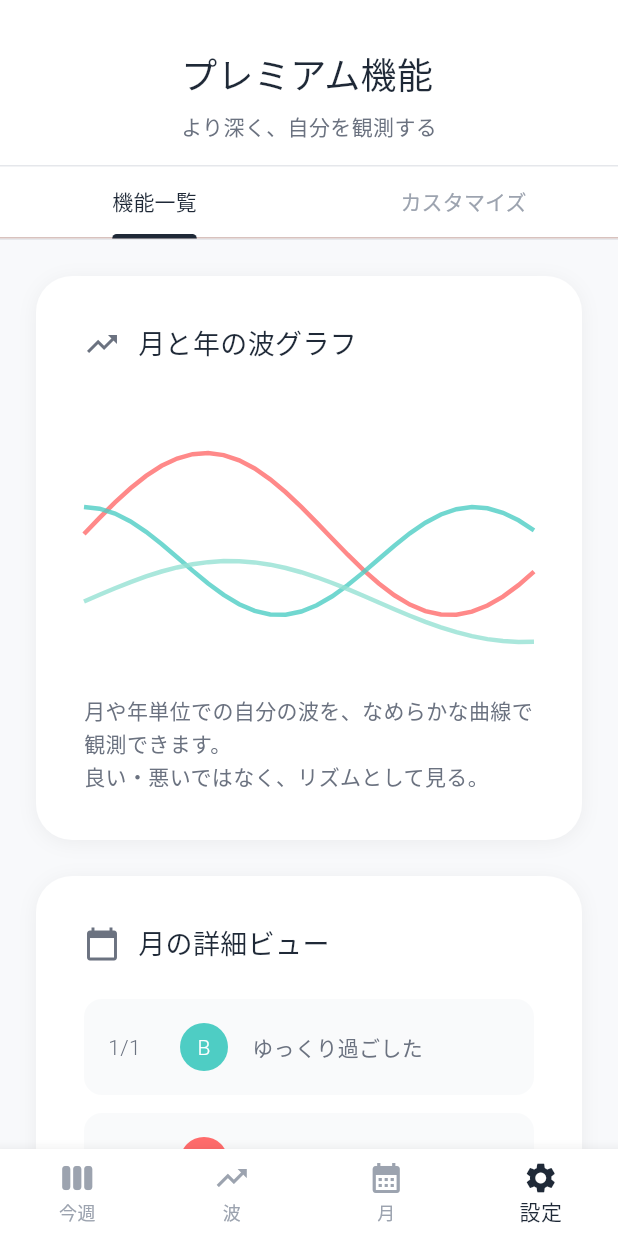
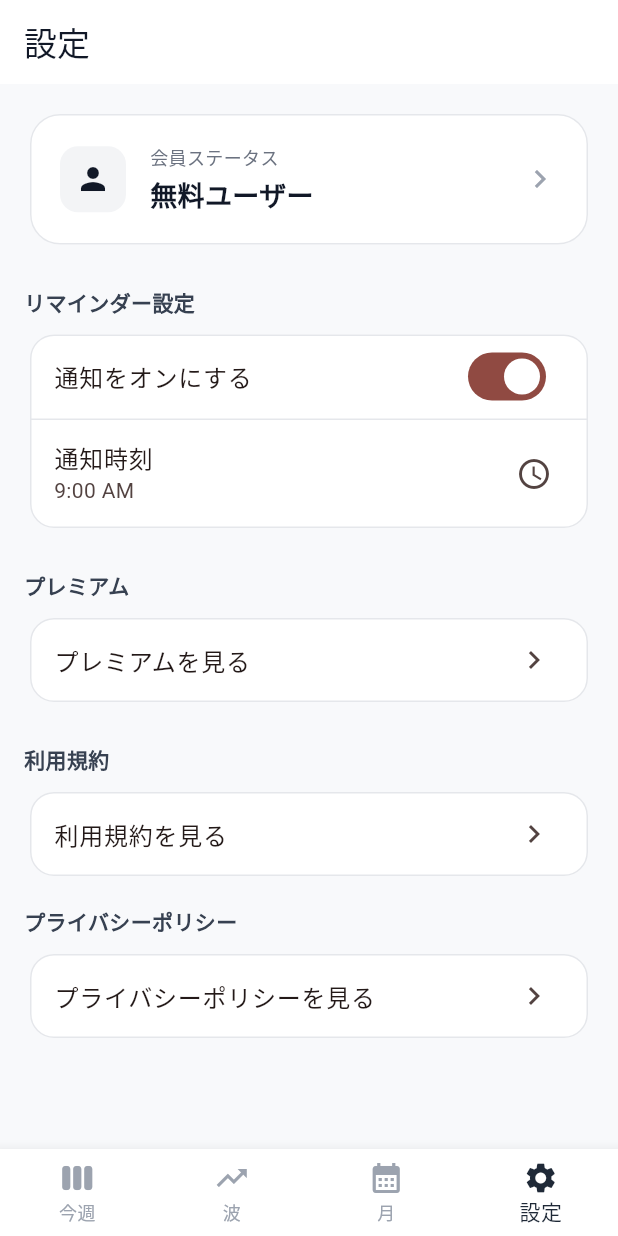
Before and after one commit to N-plus/abc-daily-check, a Flutter app: the screen it shows after launch, item 4 of the bottom bar chosen, on a phone screen of 412 x 824 dp. Run offline on Flutter 3.47's test engine with Material 3 defaults, Android fonts, the phone set to English and light mode, and no system bars; our stand-ins replace shared_preferences.

Commit message:
Add settings list screen with membership details

```diff
--- a/lib/main.dart
+++ b/lib/main.dart
@@ -4,6 +4,7 @@ import 'dart:math';
 import 'package:flutter/material.dart';
 import 'package:shared_preferences/shared_preferences.dart';
 
+import 'settings/settings_page.dart';
 import 'subscription/subscription_screen.dart';
 
 void main() {
@@ -47,7 +48,7 @@ class _BottomNavigationScaffoldState extends State<BottomNavigationScaffold> {
           WeeklyHomePage(),
           WaveScreen(),
           MonthScreen(),
-          SubscriptionScreen(),
+          SettingsPage(),
         ],
       ),
       bottomNavigationBar: BottomNavigationBar(
--- /dev/null
+++ b/lib/settings/settings_page.dart
@@ -0,0 +1,411 @@
+import 'package:flutter/material.dart';
+
+import '../subscription/subscription_screen.dart';
+
+class SettingsPage extends StatefulWidget {
+  const SettingsPage({super.key});
+
+  @override
+  State<SettingsPage> createState() => _SettingsPageState();
+}
+
+class _SettingsPageState extends State<SettingsPage> {
+  bool _isPremiumUser = false;
+  bool _reminderEnabled = true;
+  TimeOfDay _reminderTime = const TimeOfDay(hour: 9, minute: 0);
+
+  Future<void> _selectReminderTime() async {
+    final picked = await showTimePicker(
+      context: context,
+      initialTime: _reminderTime,
+    );
+    if (picked != null) {
+      setState(() {
+        _reminderTime = picked;
+      });
+    }
+  }
+
+  void _openSubscription() {
+    Navigator.of(context).push(
+      MaterialPageRoute(builder: (context) => const SubscriptionScreen()),
+    );
+  }
+
+  void _showMembershipDetails() {
+    showModalBottomSheet<void>(
+      context: context,
+      isScrollControlled: true,
+      shape: const RoundedRectangleBorder(
+        borderRadius: BorderRadius.vertical(top: Radius.circular(24)),
+      ),
+      builder: (context) {
+        return SafeArea(
+          child: Padding(
+            padding: const EdgeInsets.fromLTRB(24, 24, 24, 32),
+            child: _isPremiumUser
+                ? _PremiumDetailContent(
+                    onManagePlan: () {
+                      Navigator.of(context).pop();
+                      ScaffoldMessenger.of(context).showSnackBar(
+                        const SnackBar(content: Text('準備中です')),
+                      );
+                    },
+                  )
+                : _FreeDetailContent(
+                    onViewPremium: () {
+                      Navigator.of(context).pop();
+                      _openSubscription();
+                    },
+                  ),
+          ),
+        );
+      },
+    );
+  }
+
+  @override
+  Widget build(BuildContext context) {
+    return Scaffold(
+      appBar: AppBar(
+        title: const Text('設定'),
+        backgroundColor: Colors.white,
+        foregroundColor: const Color(0xFF111827),
+        elevation: 0,
+      ),
+      body: ListView(
+        padding: const EdgeInsets.fromLTRB(16, 16, 16, 32),
+        children: [
+          _MembershipStatusCard(
+            isPremiumUser: _isPremiumUser,
+            onTap: _showMembershipDetails,
+          ),
+          const SizedBox(height: 24),
+          const _SectionHeader(title: 'リマインダー設定'),
+          const SizedBox(height: 8),
+          Card(
+            elevation: 0,
+            color: Colors.white,
+            shape: RoundedRectangleBorder(
+              borderRadius: BorderRadius.circular(16),
+              side: const BorderSide(color: Color(0xFFE5E7EB)),
+            ),
+            child: Column(
+              children: [
+                SwitchListTile(
+                  title: const Text('通知をオンにする'),
+                  value: _reminderEnabled,
+                  onChanged: (value) {
+                    setState(() {
+                      _reminderEnabled = value;
+                    });
+                  },
+                ),
+                const Divider(height: 1, color: Color(0xFFE5E7EB)),
+                ListTile(
+                  title: const Text('通知時刻'),
+                  subtitle: Text(_reminderTime.format(context)),
+                  enabled: _reminderEnabled,
+                  trailing: const Icon(Icons.access_time),
+                  onTap: _reminderEnabled ? _selectReminderTime : null,
+                ),
+              ],
+            ),
+          ),
+          const SizedBox(height: 24),
+          const _SectionHeader(title: 'プレミアム'),
+          const SizedBox(height: 8),
+          Card(
+            elevation: 0,
+            color: Colors.white,
+            shape: RoundedRectangleBorder(
+              borderRadius: BorderRadius.circular(16),
+              side: const BorderSide(color: Color(0xFFE5E7EB)),
+            ),
+            child: ListTile(
+              title: const Text('プレミアムを見る'),
+              trailing: const Icon(Icons.chevron_right),
+              onTap: _openSubscription,
+            ),
+          ),
+          const SizedBox(height: 24),
+          const _SectionHeader(title: '利用規約'),
+          const SizedBox(height: 8),
+          Card(
+            elevation: 0,
+            color: Colors.white,
+            shape: RoundedRectangleBorder(
+              borderRadius: BorderRadius.circular(16),
+              side: const BorderSide(color: Color(0xFFE5E7EB)),
+            ),
+            child: ListTile(
+              title: const Text('利用規約を見る'),
+              trailing: const Icon(Icons.chevron_right),
+              onTap: () {
+                Navigator.of(context).push(
+                  MaterialPageRoute(
+                    builder: (context) => const PlaceholderPage(
+                      title: '利用規約',
+                    ),
+                  ),
+                );
+              },
+            ),
+          ),
+          const SizedBox(height: 16),
+          const _SectionHeader(title: 'プライバシーポリシー'),
+          const SizedBox(height: 8),
+          Card(
+            elevation: 0,
+            color: Colors.white,
+            shape: RoundedRectangleBorder(
+              borderRadius: BorderRadius.circular(16),
+              side: const BorderSide(color: Color(0xFFE5E7EB)),
+            ),
+            child: ListTile(
+              title: const Text('プライバシーポリシーを見る'),
+              trailing: const Icon(Icons.chevron_right),
+              onTap: () {
+                Navigator.of(context).push(
+                  MaterialPageRoute(
+                    builder: (context) => const PlaceholderPage(
+                      title: 'プライバシーポリシー',
+                    ),
+                  ),
+                );
+              },
+            ),
+          ),
+        ],
+      ),
+    );
+  }
+}
+
+class _MembershipStatusCard extends StatelessWidget {
+  const _MembershipStatusCard({
+    required this.isPremiumUser,
+    required this.onTap,
+  });
+
+  final bool isPremiumUser;
+  final VoidCallback onTap;
+
+  @override
+  Widget build(BuildContext context) {
+    final statusText = isPremiumUser ? 'プレミアムユーザー' : '無料ユーザー';
+    return Card(
+      elevation: 0,
+      color: Colors.white,
+      shape: RoundedRectangleBorder(
+        borderRadius: BorderRadius.circular(20),
+        side: const BorderSide(color: Color(0xFFE5E7EB)),
+      ),
+      child: InkWell(
+        borderRadius: BorderRadius.circular(20),
+        onTap: onTap,
+        child: Padding(
+          padding: const EdgeInsets.all(20),
+          child: Row(
+            children: [
+              Container(
+                width: 44,
+                height: 44,
+                decoration: BoxDecoration(
+                  color: const Color(0xFFF3F4F6),
+                  borderRadius: BorderRadius.circular(12),
+                ),
+                child: const Icon(Icons.person, color: Color(0xFF111827)),
+              ),
+              const SizedBox(width: 16),
+              Expanded(
+                child: Column(
+                  crossAxisAlignment: CrossAxisAlignment.start,
+                  children: [
+                    const Text(
+                      '会員ステータス',
+                      style: TextStyle(
+                        fontSize: 12,
+                        color: Color(0xFF6B7280),
+                      ),
+                    ),
+                    const SizedBox(height: 4),
+                    Text(
+                      statusText,
+                      style: const TextStyle(
+                        fontSize: 18,
+                        fontWeight: FontWeight.w600,
+                        color: Color(0xFF111827),
+                      ),
+                    ),
+                  ],
+                ),
+              ),
+              const Icon(Icons.chevron_right, color: Color(0xFF9CA3AF)),
+            ],
+          ),
+        ),
+      ),
+    );
+  }
+}
+
+class _SectionHeader extends StatelessWidget {
+  const _SectionHeader({required this.title});
+
+  final String title;
+
+  @override
+  Widget build(BuildContext context) {
+    return Text(
+      title,
+      style: const TextStyle(
+        fontSize: 14,
+        fontWeight: FontWeight.w600,
+        color: Color(0xFF374151),
+      ),
+    );
+  }
+}
+
+class _FreeDetailContent extends StatelessWidget {
+  const _FreeDetailContent({required this.onViewPremium});
+
+  final VoidCallback onViewPremium;
+
+  @override
+  Widget build(BuildContext context) {
+    return Column(
+      mainAxisSize: MainAxisSize.min,
+      crossAxisAlignment: CrossAxisAlignment.start,
+      children: [
+        const Text(
+          'あなたは無料ユーザーです',
+          style: TextStyle(
+            fontSize: 20,
+            fontWeight: FontWeight.w600,
+          ),
+        ),
+        const SizedBox(height: 8),
+        const Text(
+          '以下の素晴らしい機能もぜひお楽しみください',
+          style: TextStyle(
+            fontSize: 14,
+            color: Color(0xFF6B7280),
+          ),
+        ),
+        const SizedBox(height: 16),
+        const _PremiumFeatureBullet(label: '月・年の波グラフ'),
+        const _PremiumFeatureBullet(label: '月の詳細ビュー'),
+        const _PremiumFeatureBullet(label: '広告削除'),
+        const _PremiumFeatureBullet(label: 'テーマカラー / 背景 / A/B/C文字デザイン'),
+        const SizedBox(height: 24),
+        SizedBox(
+          width: double.infinity,
+          child: ElevatedButton(
+            onPressed: onViewPremium,
+            style: ElevatedButton.styleFrom(
+              padding: const EdgeInsets.symmetric(vertical: 14),
+              shape: RoundedRectangleBorder(
+                borderRadius: BorderRadius.circular(12),
+              ),
+              backgroundColor: const Color(0xFF111827),
+              foregroundColor: Colors.white,
+            ),
+            child: const Text('プレミアムを見る'),
+          ),
+        ),
+      ],
+    );
+  }
+}
+
+class _PremiumDetailContent extends StatelessWidget {
+  const _PremiumDetailContent({required this.onManagePlan});
+
+  final VoidCallback onManagePlan;
+
+  @override
+  Widget build(BuildContext context) {
+    return Column(
+      mainAxisSize: MainAxisSize.min,
+      crossAxisAlignment: CrossAxisAlignment.start,
+      children: [
+        const Text(
+          'あなたはプレミアムユーザーです',
+          style: TextStyle(
+            fontSize: 20,
+            fontWeight: FontWeight.w600,
+          ),
+        ),
+        const SizedBox(height: 8),
+        const Text(
+          'すべての機能が利用できます',
+          style: TextStyle(
+            fontSize: 14,
+            color: Color(0xFF6B7280),
+          ),
+        ),
+        const SizedBox(height: 24),
+        SizedBox(
+          width: double.infinity,
+          child: OutlinedButton(
+            onPressed: onManagePlan,
+            style: OutlinedButton.styleFrom(
+              padding: const EdgeInsets.symmetric(vertical: 14),
+              shape: RoundedRectangleBorder(
+                borderRadius: BorderRadius.circular(12),
+              ),
+              side: const BorderSide(color: Color(0xFF111827)),
+              foregroundColor: const Color(0xFF111827),
+            ),
+            child: const Text('プランを管理'),
+          ),
+        ),
+      ],
+    );
+  }
+}
+
+class _PremiumFeatureBullet extends StatelessWidget {
+  const _PremiumFeatureBullet({required this.label});
+
+  final String label;
+
+  @override
+  Widget build(BuildContext context) {
+    return Padding(
+      padding: const EdgeInsets.only(bottom: 8),
+      child: Row(
+        crossAxisAlignment: CrossAxisAlignment.start,
+        children: [
+          const Text('・', style: TextStyle(fontSize: 16)),
+          Expanded(
+            child: Text(
+              label,
+              style: const TextStyle(fontSize: 14),
+            ),
+          ),
+        ],
+      ),
+    );
+  }
+}
+
+class PlaceholderPage extends StatelessWidget {
+  const PlaceholderPage({super.key, required this.title});
+
+  final String title;
+
+  @override
+  Widget build(BuildContext context) {
+    return Scaffold(
+      appBar: AppBar(
+        title: Text(title),
+      ),
+      body: const Center(
+        child: Text('準備中です'),
+      ),
+    );
+  }
+}
```
